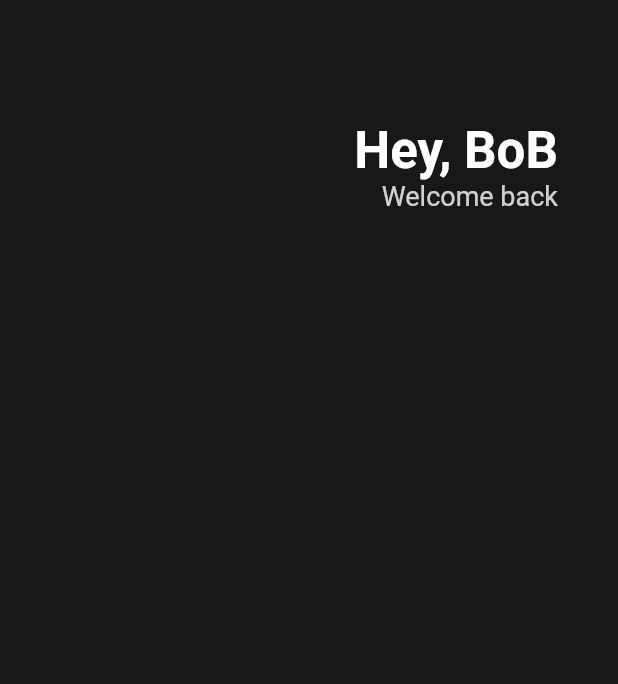
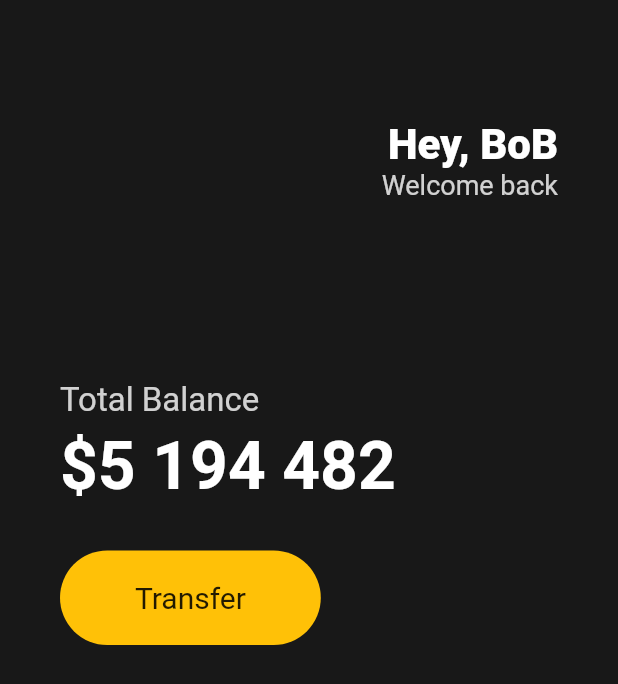
Before and after one commit to nicednjsdud/FlutterStudy, a Flutter app: the screen it shows after launch, on a phone screen of 412 x 824 dp. Shown: the top 684 px of the screen. Run offline on Flutter 3.47's test engine with Material 2 defaults, Android fonts, the phone set to English and light mode, and no system bars.

Commit message:
Made button section

```diff
--- a/toonflix/lib/main.dart
+++ b/toonflix/lib/main.dart
@@ -11,8 +11,11 @@ class App extends StatelessWidget {
       home: Scaffold(
           backgroundColor: Color(0xFF181818),
           body: Padding(
-            padding: EdgeInsets.symmetric(horizontal: 40),
+            padding: EdgeInsets.symmetric(
+              horizontal: 40,
+            ),
             child: Column(
+              crossAxisAlignment: CrossAxisAlignment.start,
               children: [
                 SizedBox(
                   height: 80,
@@ -26,8 +29,8 @@ class App extends StatelessWidget {
                         Text('Hey, BoB',
                             style: TextStyle(
                                 color: Colors.white,
-                                fontSize: 34,
-                                fontWeight: FontWeight.w600)),
+                                fontSize: 28,
+                                fontWeight: FontWeight.w800)),
                         Text('Welcome back',
                             style: TextStyle(
                               color: Colors.white.withOpacity(0.8),
@@ -36,6 +39,52 @@ class App extends StatelessWidget {
                       ],
                     )
                   ],
+                ),
+                SizedBox(
+                  height: 120,
+                ),
+                Text(
+                  'Total Balance',
+                  style: TextStyle(
+                    fontSize: 22,
+                    color: Colors.white.withOpacity(0.8),
+                  ),
+                ),
+                SizedBox(
+                  height: 5,
+                ),
+                Text(
+                  '\$5 194 482',
+                  style: TextStyle(
+                    fontSize: 44,
+                    fontWeight: FontWeight.w600,
+                    color: Colors.white,
+                  ),
+                ),
+                SizedBox(
+                  height: 30,
+                ),
+                Row(
+                  children: [
+                    Container(
+                      decoration: BoxDecoration(
+                        color: Colors.amber,
+                        borderRadius: BorderRadius.circular(45),
+                      ),
+                      child: Padding(
+                        padding: EdgeInsets.symmetric(
+                          vertical: 20,
+                          horizontal: 50,
+                        ),
+                        child: Text(
+                          'Transfer',
+                          style: TextStyle(
+                            fontSize: 20,
+                          ),
+                        ),
+                      ),
+                    ),
+                  ],
                 )
               ],
             ),
```
